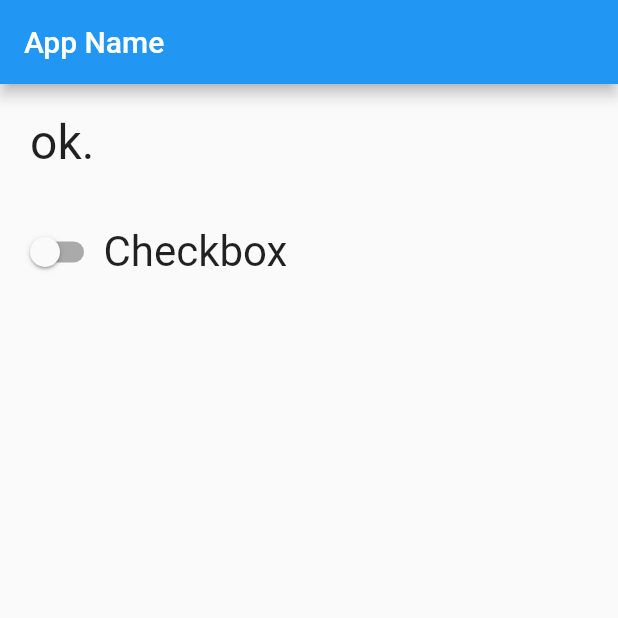
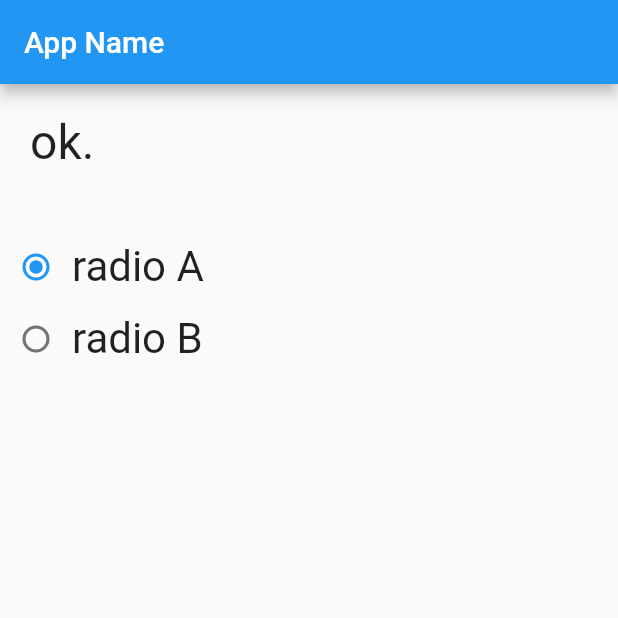
Before and after one commit to naokimakino/introduction-to-flutter3, a Flutter app: the screen it shows after launch, on a phone screen of 412 x 824 dp, the top half of it. Run offline on Flutter 3.47's test engine with Material 2 defaults, Android fonts, the phone set to English and light mode, and no system bars.

Commit message:
feat(chapter3): list3_12

```diff
--- a/chapter3/lib/main.dart
+++ b/chapter3/lib/main.dart
@@ -29,7 +29,7 @@ class MyHomePage extends StatefulWidget {
 
 class _MyHomePageState extends State<MyHomePage> {
   static var _message = 'ok.';
-  static var _checked = false;
+  static var _selected = 'A';
 
   @override
   Widget build(BuildContext context) {
@@ -53,28 +53,46 @@ class _MyHomePageState extends State<MyHomePage> {
                       fontFamily: "Roboto"),
                 ),
               ),
-              Padding(
-                  padding: const EdgeInsets.all(10.0),
-                  child: Row(
+              const Padding(
+                padding: EdgeInsets.all(10.0),
+              ),
+              Row(
                   mainAxisAlignment: MainAxisAlignment.start,
                   mainAxisSize: MainAxisSize.max,
                   crossAxisAlignment: CrossAxisAlignment.center,
                   children: <Widget>[
-                      Switch(value: _checked, onChanged: checkChanged),
-                      const Text("Checkbox",
+                    Radio<String>(
+                        value: 'A',
+                        groupValue: _selected,
+                        onChanged: checkChanged),
+                    const Text("radio A",
                         style: TextStyle(
                             fontSize: 28.0,
                             fontWeight: FontWeight.w400,
-                              fontFamily: 'Roboto'))
-                    ],
-                  )),
+                            fontFamily: "Roboto"))
+                  ]),
+              Row(
+                  mainAxisAlignment: MainAxisAlignment.start,
+                  mainAxisSize: MainAxisSize.max,
+                  crossAxisAlignment: CrossAxisAlignment.center,
+                  children: <Widget>[
+                    Radio<String>(
+                        value: 'B',
+                        groupValue: _selected,
+                        onChanged: checkChanged),
+                    const Text("radio B",
+                        style: TextStyle(
+                            fontSize: 28.0,
+                            fontWeight: FontWeight.w400,
+                            fontFamily: "Roboto"))
+                  ])
             ])));
   }
 
-  void checkChanged(bool? value) {
+  void checkChanged(String? value) {
     setState(() {
-      _checked = value!;
-      _message = value ? 'checked!' : 'not checked...';
+      _selected = value ?? 'nodata';
+      _message = 'select: $_selected';
     });
   }
 }
```
Lines whose indentation alone changed are shown as unchanged.
